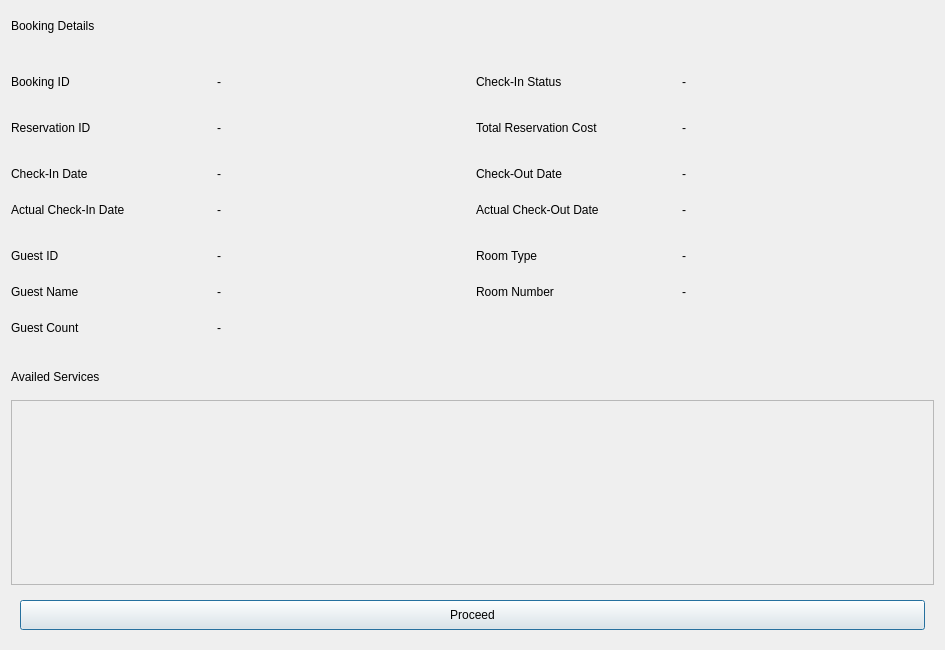
xbryan25/hotel-management-system, file ui_files/booking_info_dialog.ui: the form before one commit.
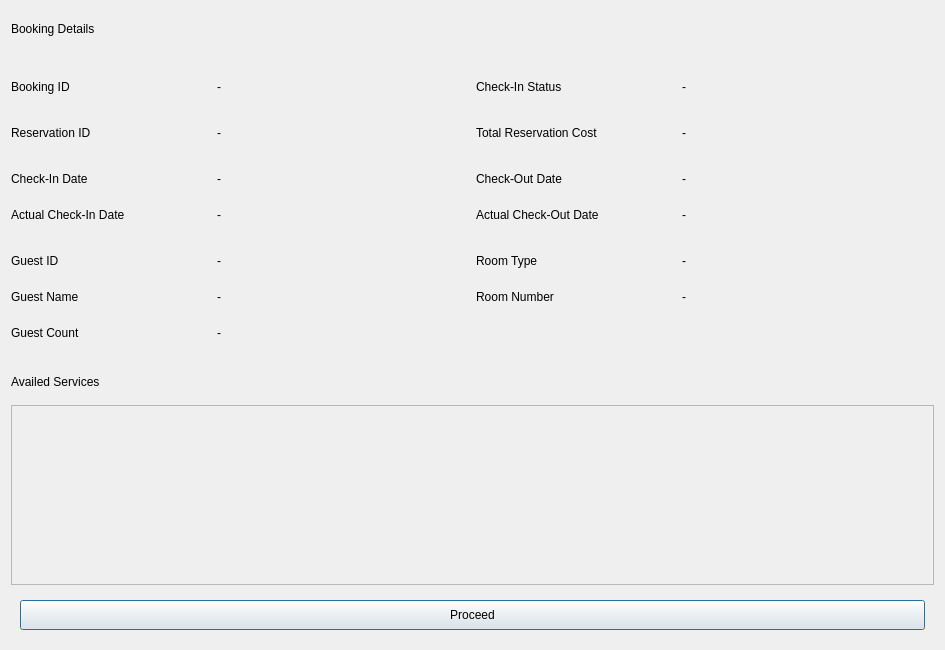
The form after the commit.

Commit message: feat(booking_info_dialog): add booking_info_dialog_controller, load data from bookedrooms and display in labels

Patch:
```diff
--- a/ui_files/booking_info_dialog.ui
+++ b/ui_files/booking_info_dialog.ui
@@ -180,7 +180,7 @@
      <property name="minimumSize">
       <size>
        <width>0</width>
-       <height>30</height>
+       <height>35</height>
       </size>
      </property>
      <property name="text">
@@ -376,7 +376,7 @@
         <x>0</x>
         <y>0</y>
         <width>925</width>
-        <height>157</height>
+        <height>152</height>
        </rect>
       </property>
       <layout class="QGridLayout" name="availed_services_scroll_area_grid_layout">
```
The commit also changes 7 other files.
